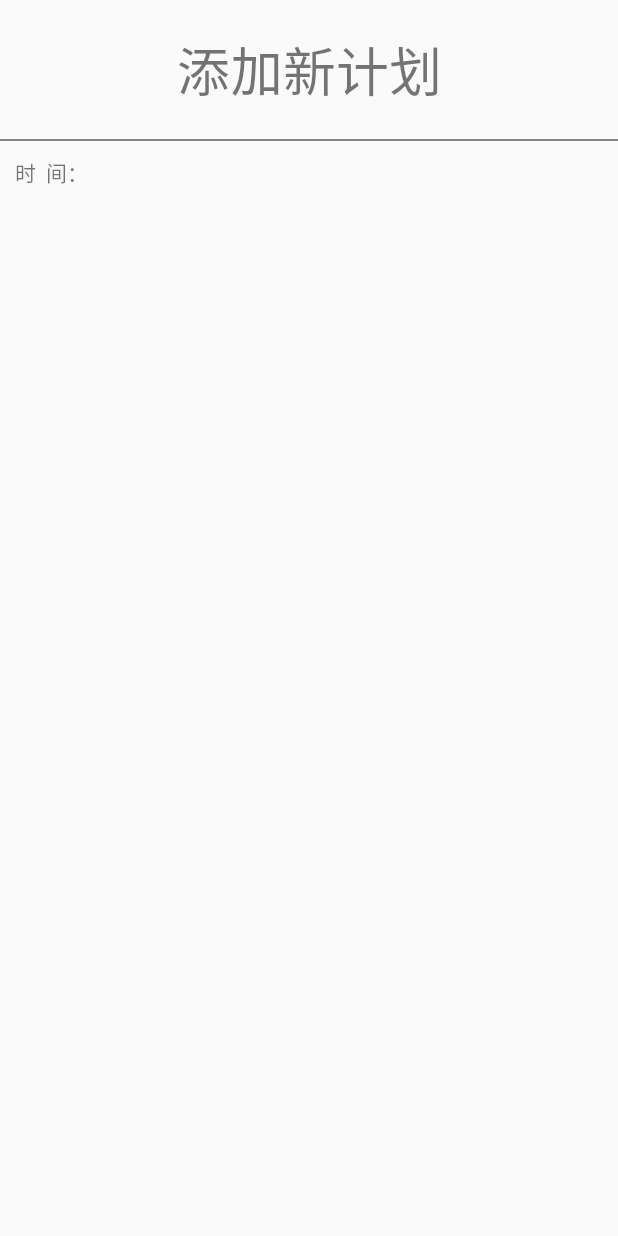
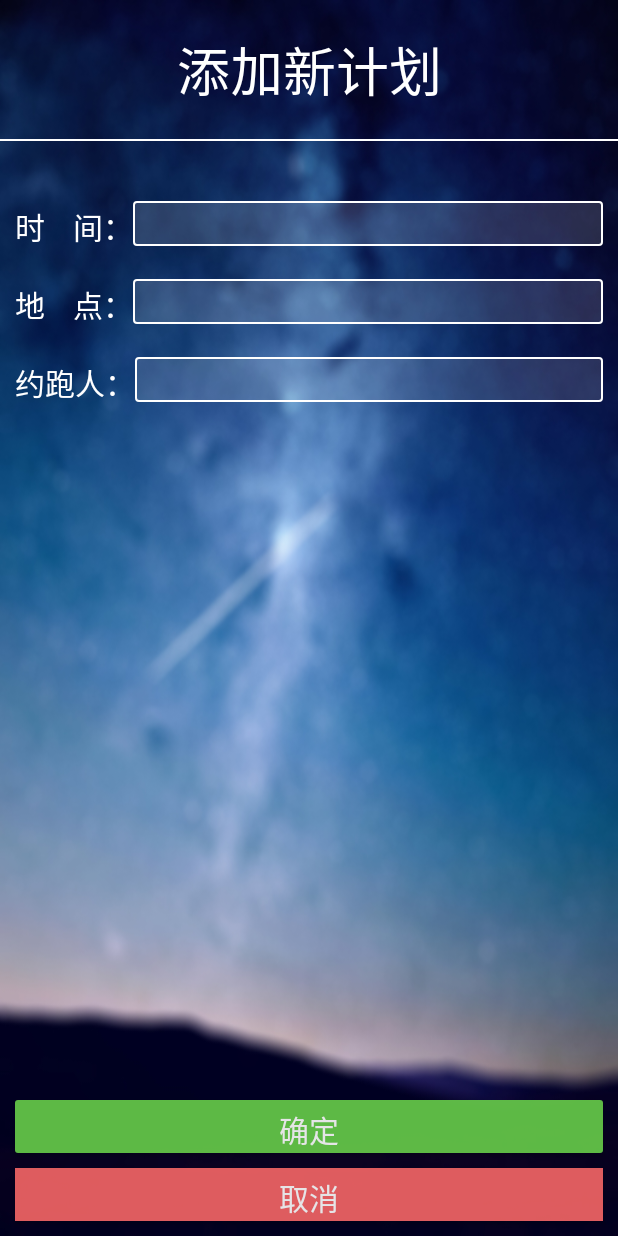
Before and after one commit to yxlshk/Android_final_project, an Android app: the layout add_new_run_plan_layout.xml on its own in the app's theme, with its tools: preview values and no code run, on a phone screen of 412 x 824 dp. Run offline under Robolectric (Android 15) with nearby library versions, the phone set to English and light mode, and no system bars.

Commit message:
[增加] 增加新建跑步计划界面

```diff
--- a/app/src/main/AndroidManifest.xml
+++ b/app/src/main/AndroidManifest.xml
@@ -25,6 +25,7 @@
         <activity android:name=".RunMusic.RunMusicActivity"> </activity>
         <activity android:name=".LoginAndRegister.RegisterActivity"> </activity>
         <activity android:name=".PersonalActivity"> </activity>
+        <activity android:name=".RunPlan.AddNewPlanActivity"> </activity>
     </application>
 
 </manifest>
--- /dev/null
+++ b/app/src/main/java/com/example/a77354/android_final_project/RunPlan/AddNewPlanActivity.java
@@ -0,0 +1,18 @@
+package com.example.a77354.android_final_project.RunPlan;
+
+import android.os.Bundle;
+import android.support.v7.app.AppCompatActivity;
+
+import com.example.a77354.android_final_project.R;
+
+/**
+ * Created by shujunhuai on 2018/1/3.
+ */
+
+public class AddNewPlanActivity extends AppCompatActivity {
+    @Override
+    protected void onCreate(Bundle savedInstanceState) {
+        super.onCreate(savedInstanceState);
+        setContentView(R.layout.add_new_run_plan_layout);
+    }
+}
--- a/app/src/main/java/com/example/a77354/android_final_project/RunPlan/RunPlanActivity.java
+++ b/app/src/main/java/com/example/a77354/android_final_project/RunPlan/RunPlanActivity.java
@@ -1,5 +1,6 @@
 package com.example.a77354.android_final_project.RunPlan;
 
+import android.content.Intent;
 import android.os.Bundle;
 import android.support.v7.app.AppCompatActivity;
 import android.support.v7.widget.LinearLayoutManager;
@@ -8,6 +9,7 @@ import android.view.LayoutInflater;
 import android.view.MenuItem;
 import android.view.View;
 import android.view.ViewGroup;
+import android.widget.Button;
 import android.widget.TextView;
 
 
@@ -56,6 +58,15 @@ public class RunPlanActivity extends AppCompatActivity implements SwipeBackActiv
             @Override
             public void onItemSelected(int position) {
 //                ((TextView)findViewById(R.id.index)).setText((position+1)+"/"+mList.getLayoutManager().getItemCount());
+            }
+        });
+
+
+        Button addNewPlanBtn = (Button) findViewById(R.id.add_new_plan_button);
+        addNewPlanBtn.setOnClickListener(new View.OnClickListener() {
+            @Override
+            public void onClick(View view) {
+                startActivity(new Intent(RunPlanActivity.this, AddNewPlanActivity.class));
             }
         });
     }
--- a/app/src/main/res/layout/add_new_run_plan_layout.xml
+++ b/app/src/main/res/layout/add_new_run_plan_layout.xml
@@ -3,7 +3,8 @@
     xmlns:app="http://schemas.android.com/apk/res-auto"
     android:orientation="vertical"
     android:layout_width="match_parent"
-    android:layout_height="match_parent">
+    android:layout_height="match_parent"
+    android:background="@drawable/bg5">
     <TextView
         android:layout_width="wrap_content"
         android:layout_height="wrap_content"
@@ -13,6 +14,7 @@
         app:layout_constraintRight_toRightOf="parent"
         android:textSize="35sp"
         android:text="添加新计划"
+        android:textColor="@color/white"
         android:layout_marginTop="20dp"/>
     <View
         android:layout_width="0dp"
@@ -20,15 +22,113 @@
         app:layout_constraintTop_toBottomOf="@+id/new_plan_title"
         app:layout_constraintLeft_toLeftOf="parent"
         app:layout_constraintRight_toRightOf="parent"
-        android:background="@color/grey"
+        android:background="@color/white"
         android:id="@+id/line"
         android:layout_marginTop="20dp"> </View>
+
     <TextView
         android:layout_width="wrap_content"
         android:layout_height="wrap_content"
         android:id="@+id/new_plan_time_label"
         app:layout_constraintTop_toBottomOf="@+id/line"
         app:layout_constraintLeft_toLeftOf="parent"
-        android:text="时  间："
-        android:layout_margin="10dp"/>
+        android:text="时    间："
+        android:layout_marginTop="42dp"
+        android:layout_marginLeft="10dp"
+        android:layout_marginRight="10dp"
+        android:textSize="20sp"
+        android:textColor="@color/white"
+        />
+    <EditText
+        android:layout_width="0dp"
+        android:layout_height="30dp"
+        android:id="@+id/new_plan_time"
+        app:layout_constraintRight_toRightOf="parent"
+        app:layout_constraintTop_toBottomOf="@+id/line"
+        app:layout_constraintLeft_toRightOf="@+id/new_plan_time_label"
+        android:background="@drawable/login_input_style"
+        android:layout_marginTop="40dp"
+        android:textColor="@color/white"
+        android:paddingLeft="10dp"
+        android:layout_marginRight="10dp"/>
+
+    <TextView
+        android:layout_width="wrap_content"
+        android:layout_height="wrap_content"
+        android:id="@+id/new_plan_place_label"
+        app:layout_constraintTop_toBottomOf="@+id/new_plan_time_label"
+        app:layout_constraintLeft_toLeftOf="parent"
+        android:text="地    点："
+        android:layout_marginTop="22dp"
+        android:layout_marginLeft="10dp"
+        android:layout_marginRight="10dp"
+        android:textSize="20sp"
+        android:textColor="@color/white"
+        />
+    <EditText
+        android:layout_width="0dp"
+        android:layout_height="30dp"
+        android:id="@+id/new_plan_place"
+        app:layout_constraintRight_toRightOf="parent"
+        app:layout_constraintTop_toBottomOf="@+id/new_plan_time_label"
+        app:layout_constraintLeft_toRightOf="@+id/new_plan_place_label"
+        android:background="@drawable/login_input_style"
+        android:layout_marginTop="20dp"
+        android:textColor="@color/white"
+        android:paddingLeft="10dp"
+        android:layout_marginRight="10dp"/>
+
+    <TextView
+        android:layout_width="wrap_content"
+        android:layout_height="wrap_content"
+        android:id="@+id/new_plan_partner_label"
+        app:layout_constraintTop_toBottomOf="@+id/new_plan_place_label"
+        app:layout_constraintLeft_toLeftOf="parent"
+        android:text="约跑人："
+        android:layout_marginTop="22dp"
+        android:layout_marginLeft="10dp"
+        android:layout_marginRight="10dp"
+        android:textSize="20sp"
+        android:textColor="@color/white"
+        />
+    <EditText
+        android:layout_width="0dp"
+        android:layout_height="30dp"
+        android:id="@+id/new_plan_partner"
+        app:layout_constraintRight_toRightOf="parent"
+        app:layout_constraintTop_toBottomOf="@+id/new_plan_place_label"
+        app:layout_constraintLeft_toRightOf="@+id/new_plan_partner_label"
+        android:background="@drawable/login_input_style"
+        android:layout_marginTop="20dp"
+        android:textColor="@color/white"
+        android:paddingLeft="10dp"
+        android:layout_marginRight="10dp"/>
+
+    <Button
+        android:layout_width="0dp"
+        android:layout_height="35dp"
+        app:layout_constraintBottom_toTopOf="@+id/cancel_new_btn"
+        app:layout_constraintRight_toRightOf="parent"
+        app:layout_constraintLeft_toLeftOf="parent"
+        android:id="@+id/ok_new_btn"
+        android:background="@drawable/signin_button_shape"
+        android:layout_margin="10dp"
+        android:text="确定"
+        android:textSize="20sp"
+        android:textColor="@color/white"
+        android:alpha="0.9"/>
+
+    <Button
+        android:layout_width="0dp"
+        android:layout_height="35dp"
+        app:layout_constraintBottom_toBottomOf="parent"
+        app:layout_constraintLeft_toLeftOf="parent"
+        app:layout_constraintRight_toRightOf="parent"
+        android:id="@+id/cancel_new_btn"
+        android:text="取消"
+        android:textSize="20sp"
+        android:background="@drawable/sign_up_button_shape"
+        android:layout_margin="10dp"
+        android:textColor="@color/white"
+        android:alpha="0.9"/>
 </android.support.constraint.ConstraintLayout>
--- a/app/src/main/res/layout/run_plan_layout.xml
+++ b/app/src/main/res/layout/run_plan_layout.xml
@@ -26,6 +26,7 @@
         app:layout_constraintRight_toRightOf="parent"
         app:layout_constraintBottom_toBottomOf="parent"
         android:layout_marginBottom="20dp"
+        android:id="@+id/add_new_plan_button"
         android:text="+添加新计划"
         android:textColor="@color/grey"
         android:background="@drawable/change_button_style"/>
```
Also changed, not shown: 1 other file.
